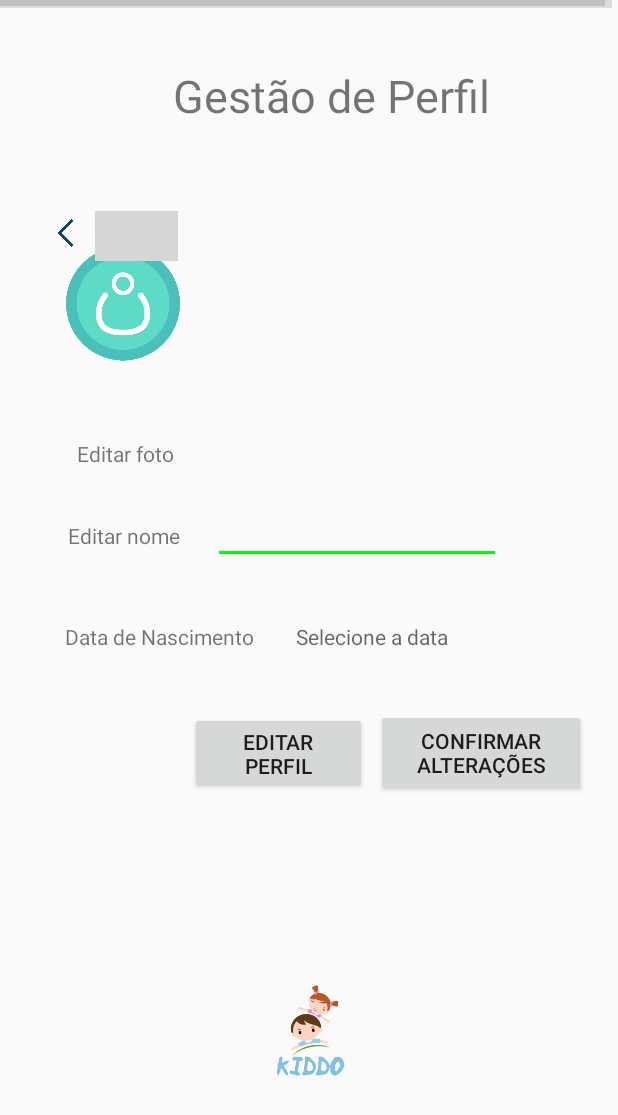
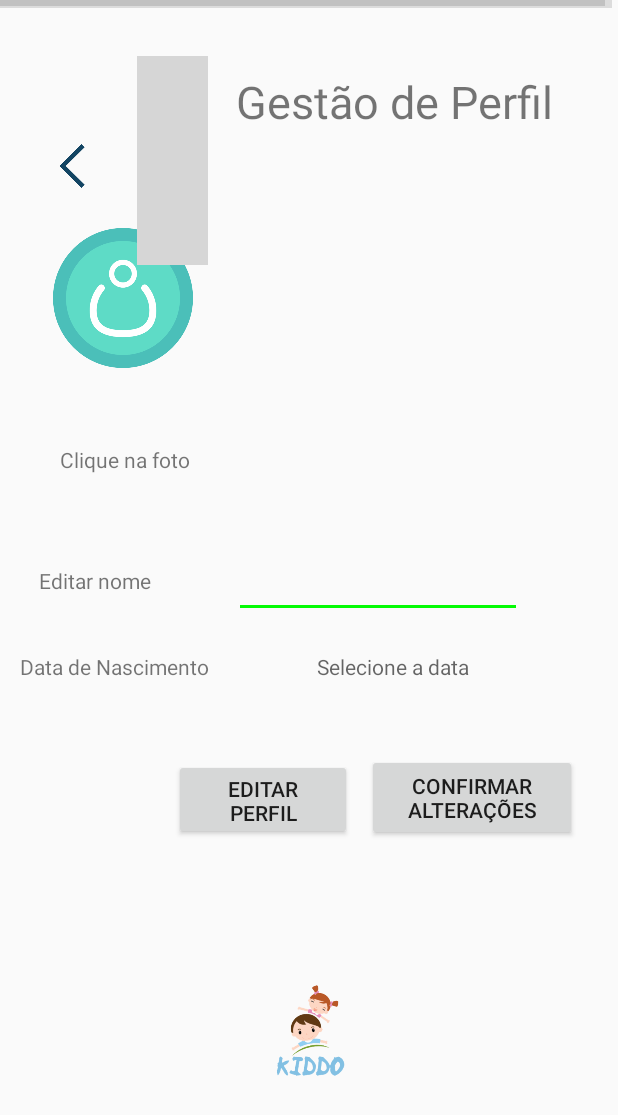
Before and after one commit to mascorreia/AndroidStudio-java-app_ParentalApp_Kiddo, an Android app: the GestaoPerfil_Activity screen opened directly, with no data from a screen before it, on a phone screen of 412 x 824 dp. Shown: the top 1115 px of the screen. Run offline under Robolectric (Android 15) with nearby library versions, the phone set to English and light mode, and no system bars; grey boxes are pictures that could not be loaded.

Commit message:
AdcionarPerfilActivity

```diff
--- a/app/src/main/java/com/dam/kiddo/GestaoUtilizadoresActivity.java
+++ b/app/src/main/java/com/dam/kiddo/GestaoUtilizadoresActivity.java
@@ -16,7 +16,7 @@ public class GestaoUtilizadoresActivity extends AppCompatActivity {
 
     public void voltarDefinicoes(View view){
 
-        Intent intent2 = new Intent(getApplicationContext(), DefinitionsActivity.class);//REMOVER DEPOIS DE IMPLEMENTAR LAUNCHER
+        Intent intent2 = new Intent(getApplicationContext(), AdicionarPerfilActivity.class);//REMOVER DEPOIS DE IMPLEMENTAR LAUNCHER
         startActivity(intent2);//REMOVER DEPOIS DE IMPLEMENTAR LAUNCHER
 
     }
--- a/app/src/main/res/layout/activity_gestao_perfil.xml
+++ b/app/src/main/res/layout/activity_gestao_perfil.xml
@@ -26,8 +26,8 @@
         android:layout_height="39dp"
         android:layout_alignParentTop="true"
         android:layout_alignParentEnd="true"
-        android:layout_marginTop="43dp"
-        android:layout_marginEnd="81dp"
+        android:layout_marginTop="47dp"
+        android:layout_marginEnd="39dp"
         android:text="Gestão de Perfil"
         android:textSize="30sp"
         app:layout_constraintEnd_toEndOf="parent"
@@ -37,16 +37,16 @@
 
     <ImageView
         android:id="@+id/imagePhoto"
-        android:layout_width="75dp"
-        android:layout_height="72dp"
+        android:layout_width="93dp"
+        android:layout_height="146dp"
         android:layout_alignParentStart="true"
         android:layout_alignParentTop="true"
         android:layout_alignParentEnd="true"
         android:layout_alignParentBottom="true"
-        android:layout_marginStart="44dp"
-        android:layout_marginTop="-44dp"
-        android:layout_marginEnd="292dp"
-        android:layout_marginBottom="375dp"
+        android:layout_marginStart="35dp"
+        android:layout_marginTop="79dp"
+        android:layout_marginEnd="283dp"
+        android:layout_marginBottom="506dp"
         android:bottomLeftRadius="10dp"
         android:bottomRightRadius="10dp"
         android:clickable="true"
@@ -63,11 +63,13 @@
         android:id="@+id/button"
         android:layout_width="118dp"
         android:layout_height="54dp"
+        android:layout_alignParentStart="true"
         android:layout_alignParentEnd="true"
         android:layout_alignParentBottom="true"
+        android:layout_marginStart="116dp"
         android:layout_marginTop="188dp"
-        android:layout_marginEnd="167dp"
-        android:layout_marginBottom="295dp"
+        android:layout_marginEnd="177dp"
+        android:layout_marginBottom="264dp"
         android:text="Editar Perfil"
         app:layout_constraintEnd_toEndOf="parent"
         app:layout_constraintHorizontal_bias="0.416"
@@ -100,14 +102,15 @@
         app:layout_constraintVertical_bias="0.177"
         tools:visibility="visible" />
 
+
     <Button
         android:id="@+id/buttonSave"
         android:layout_width="140dp"
         android:layout_height="58dp"
         android:layout_alignParentEnd="true"
         android:layout_alignParentBottom="true"
-        android:layout_marginEnd="21dp"
-        android:layout_marginBottom="293dp"
+        android:layout_marginEnd="27dp"
+        android:layout_marginBottom="263dp"
         android:onClick="guardarValores"
         android:text="Confirmar alterações"
         app:layout_constraintBottom_toTopOf="@+id/divider2"
@@ -121,15 +124,16 @@
         android:layout_width="wrap_content"
         android:layout_height="wrap_content"
         android:layout_alignParentStart="true"
+        android:layout_alignParentEnd="true"
         android:layout_alignParentBottom="true"
-        android:layout_marginStart="51dp"
+        android:layout_marginStart="40dp"
         android:layout_marginTop="9dp"
-        android:layout_marginBottom="512dp"
-        android:text="Editar foto"
+        android:layout_marginEnd="283dp"
+        android:layout_marginBottom="508dp"
+        android:text="Clique na foto"
         app:layout_constraintEnd_toEndOf="parent"
         app:layout_constraintStart_toStartOf="parent"
         app:layout_constraintTop_toBottomOf="@+id/imagePhoto" />
-
 
     <EditText
         android:id="@+id/editNome"
@@ -139,8 +143,8 @@
         android:layout_alignParentBottom="true"
         android:layout_marginStart="23dp"
         android:layout_marginTop="144dp"
-        android:layout_marginEnd="78dp"
-        android:layout_marginBottom="448dp"
+        android:layout_marginEnd="64dp"
+        android:layout_marginBottom="412dp"
         android:ems="10"
         android:inputType="textPersonName"
         app:layout_constraintEnd_toEndOf="parent"
@@ -149,15 +153,15 @@
 
     <TextView
         android:id="@+id/textView3"
-        android:layout_width="wrap_content"
+        android:layout_width="112dp"
         android:layout_height="wrap_content"
         android:layout_alignParentStart="true"
         android:layout_alignParentEnd="true"
         android:layout_alignParentBottom="true"
-        android:layout_marginStart="45dp"
+        android:layout_marginStart="26dp"
         android:layout_marginTop="16dp"
-        android:layout_marginEnd="290dp"
-        android:layout_marginBottom="457dp"
+        android:layout_marginEnd="273dp"
+        android:layout_marginBottom="427dp"
         android:text="Editar nome"
         app:layout_constraintEnd_toStartOf="@+id/editNome"
         app:layout_constraintStart_toStartOf="parent"
@@ -169,19 +173,20 @@
         android:layout_height="wrap_content"
         android:layout_alignParentEnd="true"
         android:layout_alignParentBottom="true"
-        android:layout_marginEnd="113dp"
-        android:layout_marginBottom="390dp"
+        android:layout_marginEnd="99dp"
+        android:layout_marginBottom="370dp"
         android:hint="Selecione a data" />
 
     <ImageView
         android:id="@+id/imageView5"
-        android:layout_width="55dp"
-        android:layout_height="33dp"
+        android:layout_width="47dp"
+        android:layout_height="47dp"
+        android:layout_alignParentTop="true"
         android:layout_alignParentEnd="true"
         android:layout_alignParentBottom="true"
-        android:layout_marginTop="28dp"
-        android:layout_marginEnd="293dp"
-        android:layout_marginBottom="650dp"
+        android:layout_marginTop="37dp"
+        android:layout_marginEnd="273dp"
+        android:layout_marginBottom="647dp"
         android:visibility="visible"
         app:layout_constraintEnd_toStartOf="@+id/textView"
         app:layout_constraintHorizontal_bias="1.0"
@@ -192,13 +197,13 @@
 
     <ImageView
         android:id="@+id/moveBack"
-        android:layout_width="41dp"
-        android:layout_height="78dp"
+        android:layout_width="wrap_content"
+        android:layout_height="wrap_content"
         android:layout_alignParentStart="true"
         android:layout_alignParentBottom="true"
-        android:layout_marginStart="22dp"
-        android:layout_marginEnd="50dp"
-        android:layout_marginBottom="630dp"
+        android:layout_marginStart="14dp"
+        android:layout_marginEnd="75dp"
+        android:layout_marginBottom="603dp"
         android:layout_toStartOf="@+id/textView"
         android:onClick="voltarDefinicoes"
         app:layout_constraintBottom_toTopOf="@+id/imagePhoto"
@@ -208,13 +213,13 @@
 
     <TextView
         android:id="@+id/textView2"
-        android:layout_width="wrap_content"
+        android:layout_width="169dp"
         android:layout_height="wrap_content"
         android:layout_alignParentStart="true"
         android:layout_alignParentEnd="true"
         android:layout_alignParentBottom="true"
-        android:layout_marginStart="43dp"
-        android:layout_marginEnd="239dp"
-        android:layout_marginBottom="390dp"
+        android:layout_marginStart="13dp"
+        android:layout_marginEnd="229dp"
+        android:layout_marginBottom="370dp"
         android:text="Data de Nascimento" />
 </RelativeLayout>
```
Also changed, not shown: app/src/main/java/com/dam/kiddo/AdicionarPerfilActivity.java (added, +15 -0 lines), app/src/main/res/layout/activity_adicionar_perfil.xml (added, +126 -0 lines), app/src/main/java/com/dam/kiddo/GestaoPerfil_Activity.java (line endings or trailing spaces).
